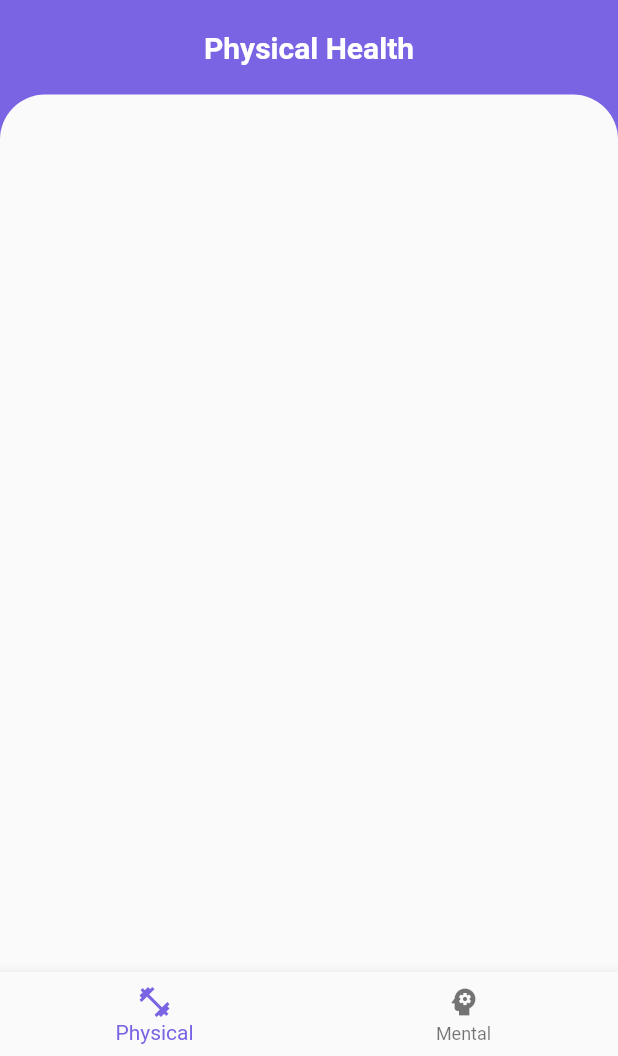
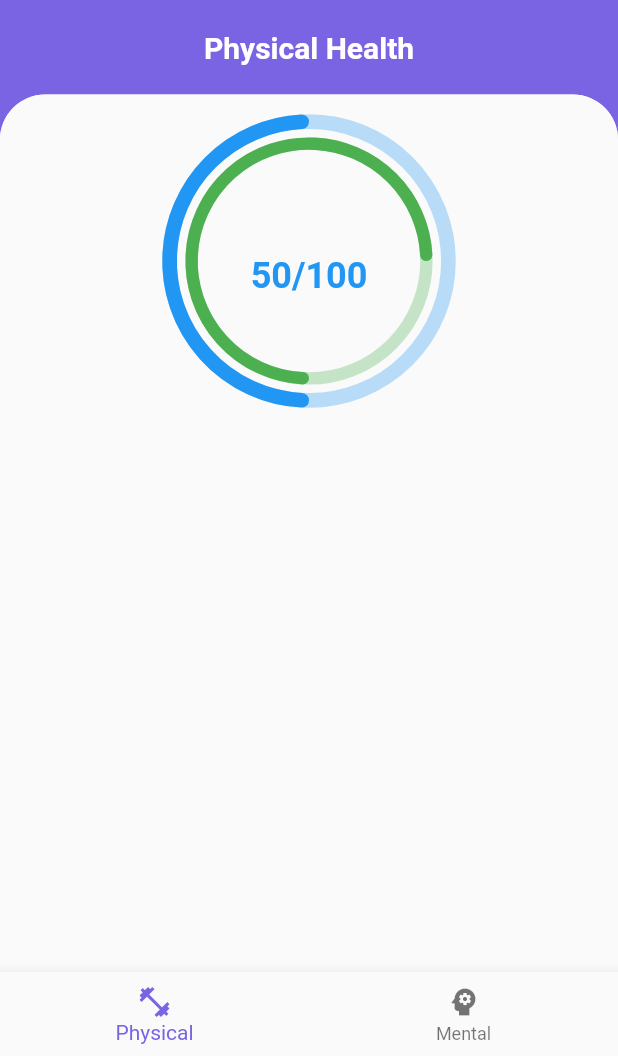
Before and after one commit to rks369/Swastha, a Flutter app: the Home screen opened directly, on a phone screen of 412 x 824 dp, the part 180-1236 px from its top. Run offline on Flutter 3.47's test engine with Material 2 defaults, Android fonts, the phone set to English and light mode, and no system bars; drawn by our look-alikes of flutter_advanced_drawer, syncfusion_flutter_gauges; our stand-ins replace cloud_firestore, firebase_auth, firebase_core, flutter_bloc, flutter_spinkit, image_cropper and 1 more; accounts and stored records are empty.

Commit message:
Meter ADDED

```diff
--- a/lib/screens/home/physical_health.dart
+++ b/lib/screens/home/physical_health.dart
@@ -1,5 +1,6 @@
 import 'package:flutter/material.dart';
 import 'package:swastha/utils/styles.dart';
+import 'package:syncfusion_flutter_gauges/gauges.dart';
 
 class PhysicalHealth extends StatelessWidget {
   const PhysicalHealth({Key? key}) : super(key: key);
@@ -36,10 +37,96 @@ class PhysicalHealth extends StatelessWidget {
               decoration: const BoxDecoration(
                   color: kGrey,
                   borderRadius: BorderRadius.only(
-                  topLeft: Radius.circular(30), topRight: Radius.circular(30))),
-          child: Column(),
-        )),
-      ])),
+                      topLeft: Radius.circular(30),
+                      topRight: Radius.circular(30))),
+              child: Container(
+                width: double.infinity,
+                height: double.infinity,
+                decoration: const BoxDecoration(
+                    color: kGrey,
+                    borderRadius: BorderRadius.only(
+                        topLeft: Radius.circular(30),
+                        topRight: Radius.circular(30))),
+                child: SingleChildScrollView(
+                  child: Padding(
+                    padding: const EdgeInsets.all(8.0),
+                    child: Column(
+                      children: [
+                        SizedBox(
+                          height: MediaQuery.of(context).size.width / 2,
+                          width: MediaQuery.of(context).size.width / 2,
+                          child: SfRadialGauge(
+                              enableLoadingAnimation: true,
+                              axes: <RadialAxis>[
+                                RadialAxis(
+                                    startAngle: 90,
+                                    endAngle: 90,
+                                    canScaleToFit: false,
+                                    minimum: 0,
+                                    maximum: 100.0,
+                                    showLabels: false,
+                                    showTicks: false,
+                                    axisLineStyle: AxisLineStyle(
+                                      thickness: 0.1,
+                                      cornerStyle: CornerStyle.bothCurve,
+                                      color: Colors.blue.withOpacity(0.3),
+                                      thicknessUnit: GaugeSizeUnit.factor,
+                                    ),
+                                    pointers: const <GaugePointer>[
+                                      RangePointer(
+                                        value: 50,
+                                        cornerStyle: CornerStyle.bothCurve,
+                                        width: 0.1,
+                                        sizeUnit: GaugeSizeUnit.factor,
+                                        color: Colors.blue,
+                                      ),
+                                    ],
+                                    annotations: <GaugeAnnotation>[
+                                      GaugeAnnotation(
+                                        positionFactor: 0.1,
+                                        angle: 90,
+                                        widget: Text('50/100',
+                                            style: kHeadingTextStyle.copyWith(
+                                                color: Colors.blue,
+                                                fontSize: 24.0)),
+                                      )
+                                    ]),
+                                RadialAxis(
+                                  startAngle: 90,
+                                  endAngle: 90,
+                                  radiusFactor: .80,
+                                  canScaleToFit: false,
+                                  minimum: 0,
+                                  maximum: 100.0,
+                                  showLabels: false,
+                                  showTicks: false,
+                                  axisLineStyle: AxisLineStyle(
+                                    thickness: 0.1,
+                                    cornerStyle: CornerStyle.bothCurve,
+                                    color: Colors.green.withOpacity(0.3),
+                                    thicknessUnit: GaugeSizeUnit.factor,
+                                  ),
+                                  pointers: const <GaugePointer>[
+                                    RangePointer(
+                                      value: 75,
+                                      cornerStyle: CornerStyle.bothCurve,
+                                      width: 0.1,
+                                      sizeUnit: GaugeSizeUnit.factor,
+                                      color: Colors.green,
+                                    ),
+                                  ],
+                                )
+                              ]),
+                        ),
+                      ],
+                    ),
+                  ),
+                ),
+              ),
+            ),
+          ),
+        ]),
+      ),
     );
   }
 }
--- a/pubspec.yaml
+++ b/pubspec.yaml
@@ -21,6 +21,7 @@ dependencies:
   image_cropper: ^2.0.0
   flutter_advanced_drawer: ^1.3.2
   flutter_spinkit: ^5.1.0
+  syncfusion_flutter_gauges: ^20.1.56
 
 dev_dependencies:
   flutter_test:
```
Also changed, not shown: pubspec.lock. Lines whose indentation alone changed are shown as unchanged.
